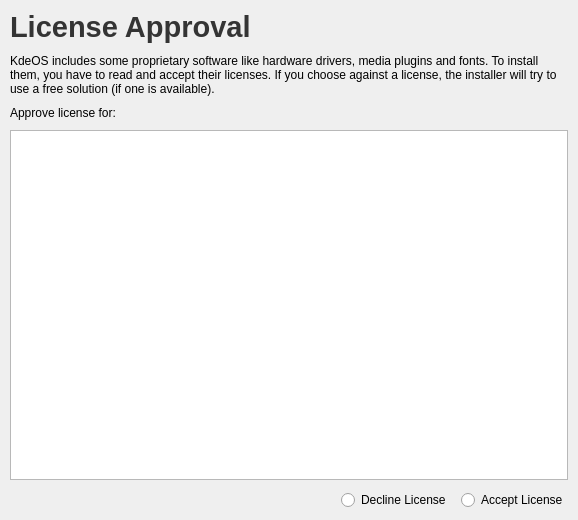
Before: the Qt Designer form ui/pages/license.ui in KdeOs/Tribe, drawn with Qt 5.
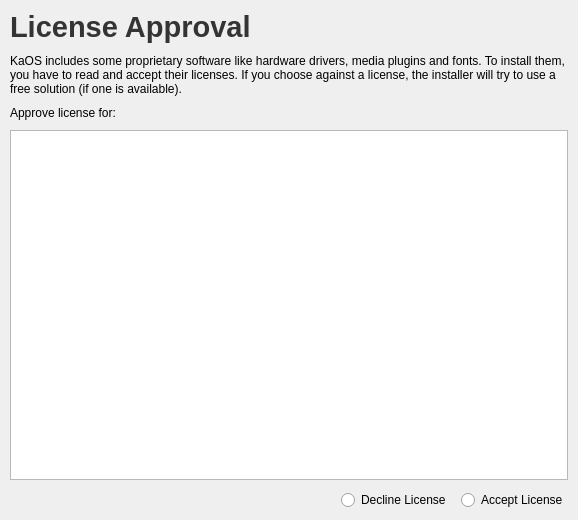
After: the same form once the commit is applied.

Diff of the .ui file:
```diff
--- a/ui/pages/license.ui
+++ b/ui/pages/license.ui
@@ -58,7 +58,7 @@
       <bool>false</bool>
      </property>
      <property name="text">
-      <string>KdeOS includes some proprietary software like hardware drivers, media plugins and fonts. To install them, you have to read and accept their licenses. If you choose against a license, the installer will try to use a free solution (if one is available).</string>
+      <string>KaOS includes some proprietary software like hardware drivers, media plugins and fonts. To install them, you have to read and accept their licenses. If you choose against a license, the installer will try to use a free solution (if one is available).</string>
      </property>
      <property name="scaledContents">
       <bool>true</bool>
```
